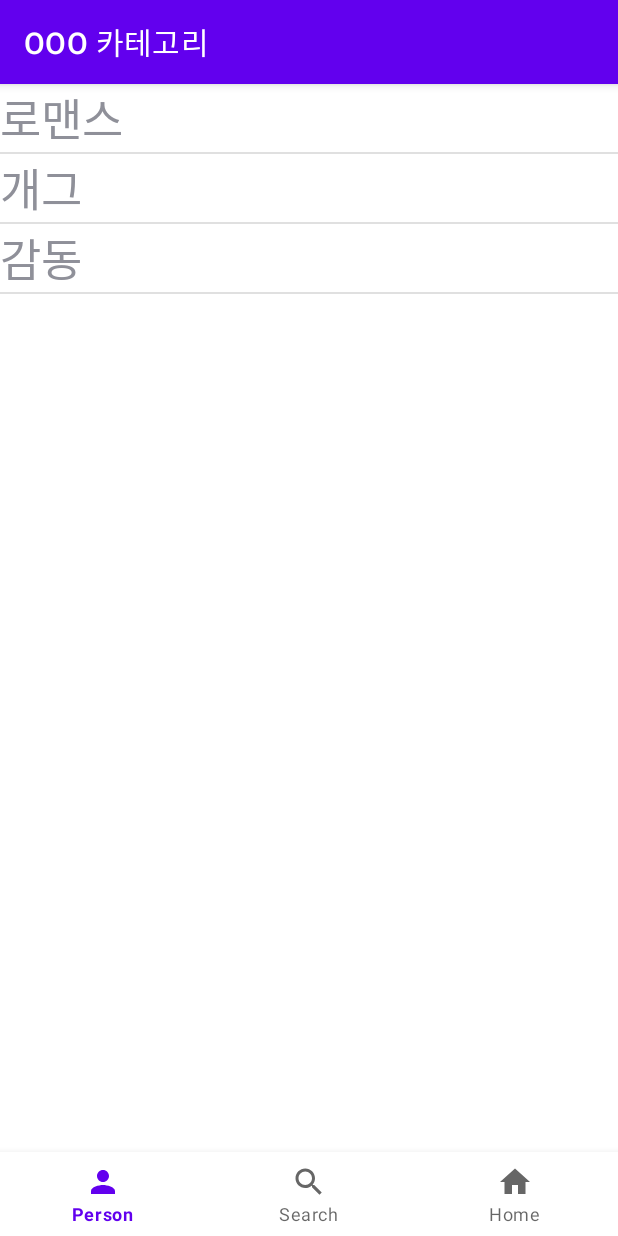
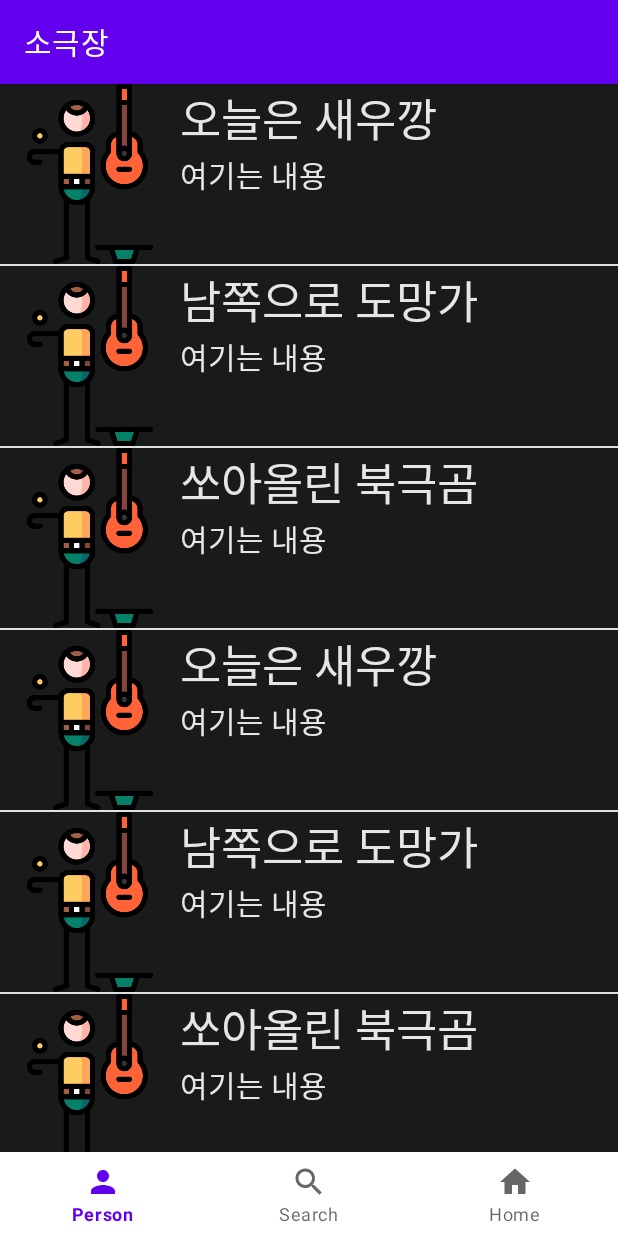
Before and after one commit to nanowl/EnjoyTradition, an Android app: the screen it shows after launch (detailed_category_1), on a phone screen of 412 x 824 dp. Run offline under Robolectric (Android 15) with nearby library versions, the phone set to English and light mode, and no system bars.

Commit message:
박영민 세부 카테고리 업로드

```diff
--- a/app/src/main/java/com/example/y_practice2/detailed_category_1.java
+++ b/app/src/main/java/com/example/y_practice2/detailed_category_1.java
@@ -8,7 +8,8 @@ import android.widget.ListView;
 
 public class detailed_category_1 extends AppCompatActivity {
 
-    String [] fruitsList = {"로맨스","개그","감동"};
+    String [] fruitsList = {"오늘은 새우깡","남쪽으로 도망가","쏘아올린 북극곰",
+            "오늘은 새우깡","남쪽으로 도망가","쏘아올린 북극곰"};
     ListView listView;
     @Override
     protected void onCreate(Bundle savedInstanceState) {
@@ -20,6 +21,6 @@ public class detailed_category_1 extends AppCompatActivity {
         listView.setAdapter(customBaseAdapter);
 
         ActionBar actionBar = getSupportActionBar();
-        actionBar.setTitle("OOO 카테고리");
+        actionBar.setTitle("소극장");
     }
 }
--- a/app/src/main/res/layout/activity_detailed_category1.xml
+++ b/app/src/main/res/layout/activity_detailed_category1.xml
@@ -7,7 +7,6 @@
     tools:context=".detailed_category_1">
 
 
-
     <ListView
         android:id="@+id/v_list"
         android:layout_width="match_parent"
@@ -15,12 +14,14 @@
         app:layout_constraintBottom_toTopOf="@+id/bottomNavigationView"
         app:layout_constraintEnd_toEndOf="parent"
         app:layout_constraintStart_toStartOf="parent"
-        app:layout_constraintTop_toTopOf="parent" />
+        app:layout_constraintTop_toTopOf="parent"
+        />
 
     <com.google.android.material.bottomnavigation.BottomNavigationView
         android:id="@+id/bottomNavigationView"
         android:layout_width="match_parent"
         android:layout_height="wrap_content"
+
         app:layout_constraintBottom_toBottomOf="parent"
         app:layout_constraintEnd_toEndOf="parent"
         app:layout_constraintStart_toStartOf="parent"
--- a/app/src/main/res/layout/activity_list_item.xml
+++ b/app/src/main/res/layout/activity_list_item.xml
@@ -4,16 +4,48 @@
     xmlns:tools="http://schemas.android.com/tools"
     android:layout_width="match_parent"
     android:layout_height="match_parent"
+    android:background="@color/logo_bar_color"
     tools:context=".activity_listItem">
 
-    <TextView
-        android:id="@+id/tv_category1"
+    <LinearLayout
         android:layout_width="match_parent"
         android:layout_height="wrap_content"
-        android:text="입력공간"
-        android:textSize="30dp"
+        android:orientation="horizontal"
         app:layout_constraintEnd_toEndOf="parent"
         app:layout_constraintStart_toStartOf="parent"
-        app:layout_constraintTop_toTopOf="parent" />
+        app:layout_constraintTop_toTopOf="parent">
 
+        <ImageView
+            android:layout_width="120dp"
+            android:layout_height="120dp"
+            android:src="@drawable/busker"
+            app:layout_constraintEnd_toStartOf="@+id/tv_category1"
+            app:layout_constraintStart_toStartOf="parent"
+            app:layout_constraintTop_toTopOf="parent" />
+
+        <LinearLayout
+            android:layout_width="match_parent"
+            android:layout_height="match_parent"
+            android:orientation="vertical">
+
+
+            <TextView
+                android:id="@+id/tv_category1"
+                android:layout_width="match_parent"
+                android:layout_height="wrap_content"
+                android:text="여기는 제목"
+                android:textColor="@color/Base_text_color"
+                android:textSize="30dp"
+                app:layout_constraintEnd_toEndOf="parent"
+                app:layout_constraintStart_toStartOf="parent"
+                app:layout_constraintTop_toTopOf="parent" />
+
+            <TextView
+                android:layout_width="match_parent"
+                android:layout_height="wrap_content"
+                android:textColor="@color/Base_text_color"
+                android:text="여기는 내용"
+                android:textSize="20dp"/>
+        </LinearLayout>
+    </LinearLayout>
 </androidx.constraintlayout.widget.ConstraintLayout>
```
